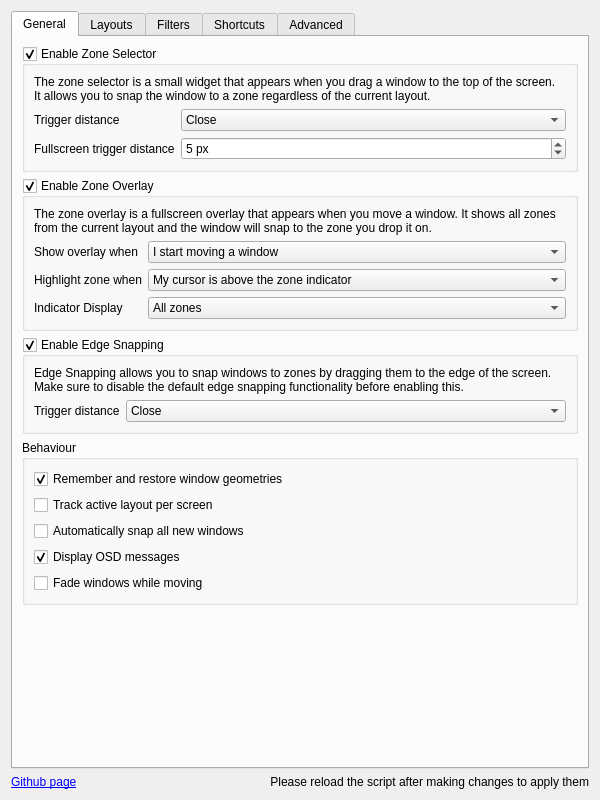
Before: the Qt Designer form src/contents/ui/config.ui in Cristiandobrinin/kzones, drawn with Qt 5.
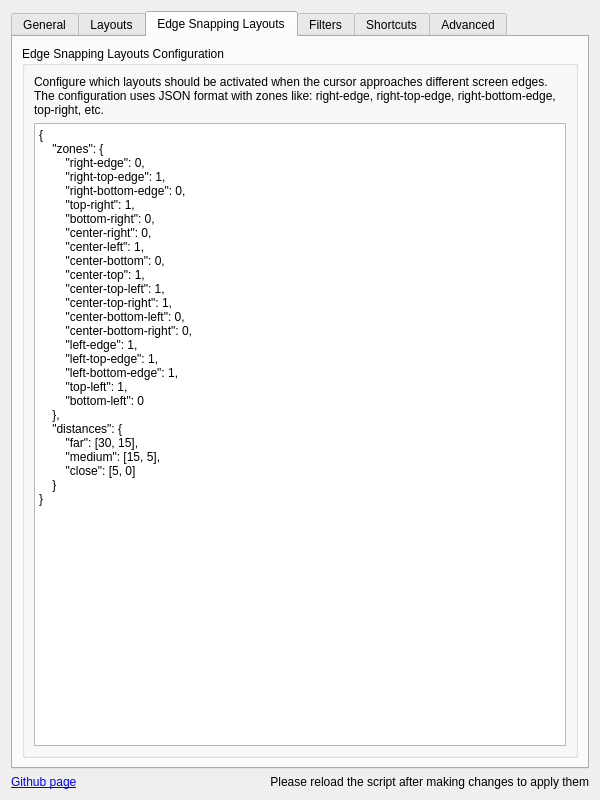
After: the same form once the commit is applied. The open tabs and pages were chosen to show the change. Icons and pictures are not drawn.

Commit message:
Add advanced edge snapping feature with configurable layouts
- Introduced new configuration option for advanced edge snapping
- Added JSON-based configuration for edge snapping layouts
- Implemented dynamic layout switching based on cursor proximity to screen edges
- Created a visual indicator for the current edge snapping zone
- Updated configuration UI with new edge snapping layout settings

The edit to the form file:
```diff
--- a/src/contents/ui/config.ui
+++ b/src/contents/ui/config.ui
@@ -452,6 +452,69 @@
        </item>
       </layout>
      </widget>
+     <widget class="QWidget" name="tab_edgeSnappingLayouts">
+      <attribute name="icon">
+       <iconset theme="preferences-desktop-virtual">
+        <normaloff>../../../../../../../../.designer/backup</normaloff>../../../../../../../../.designer/backup</iconset>
+      </attribute>
+      <attribute name="title">
+       <string>Edge Snapping Layouts</string>
+      </attribute>
+      <layout class="QVBoxLayout" name="verticalLayout_3">
+       <item>
+        <widget class="QGroupBox" name="groupBox_edgeSnappingLayouts">
+         <property name="title">
+          <string>Edge Snapping Layouts Configuration</string>
+         </property>
+         <layout class="QVBoxLayout" name="verticalLayout_7">
+          <item>
+           <widget class="QLabel" name="label_edgeSnappingLayoutsExplanation">
+            <property name="text">
+             <string>Configure which layouts should be activated when the cursor approaches different screen edges. The configuration uses JSON format with zones like: right-edge, right-top-edge, right-bottom-edge, top-right, etc.</string>
+            </property>
+            <property name="wordWrap">
+             <bool>true</bool>
+            </property>
+           </widget>
+          </item>
+          <item>
+           <widget class="QPlainTextEdit" name="kcfg_edgeSnappingLayoutsJson">
+            <property name="plainText">
+             <string>{
+    "zones": {
+        "right-edge": 0,
+        "right-top-edge": 1,
+        "right-bottom-edge": 0,
+        "top-right": 1,
+        "bottom-right": 0,
+        "center-right": 0,
+        "center-left": 1,
+        "center-bottom": 0,
+        "center-top": 1,
+        "center-top-left": 1,
+        "center-top-right": 1,
+        "center-bottom-left": 0,
+        "center-bottom-right": 0,
+        "left-edge": 1,
+        "left-top-edge": 1,
+        "left-bottom-edge": 1,
+        "top-left": 1,
+        "bottom-left": 0
+    },
+    "distances": {
+        "far": [30, 15],
+        "medium": [15, 5],
+        "close": [5, 0]
+    }
+}</string>
+            </property>
+           </widget>
+          </item>
+         </layout>
+        </widget>
+       </item>
+      </layout>
+     </widget>
      <widget class="QWidget" name="tab_filters">
       <attribute name="icon">
        <iconset theme="preferences-desktop-filter">
```
Left out of the diff: 10 changed lines with no effect on the pictures. The commit also changes 2 other files.
